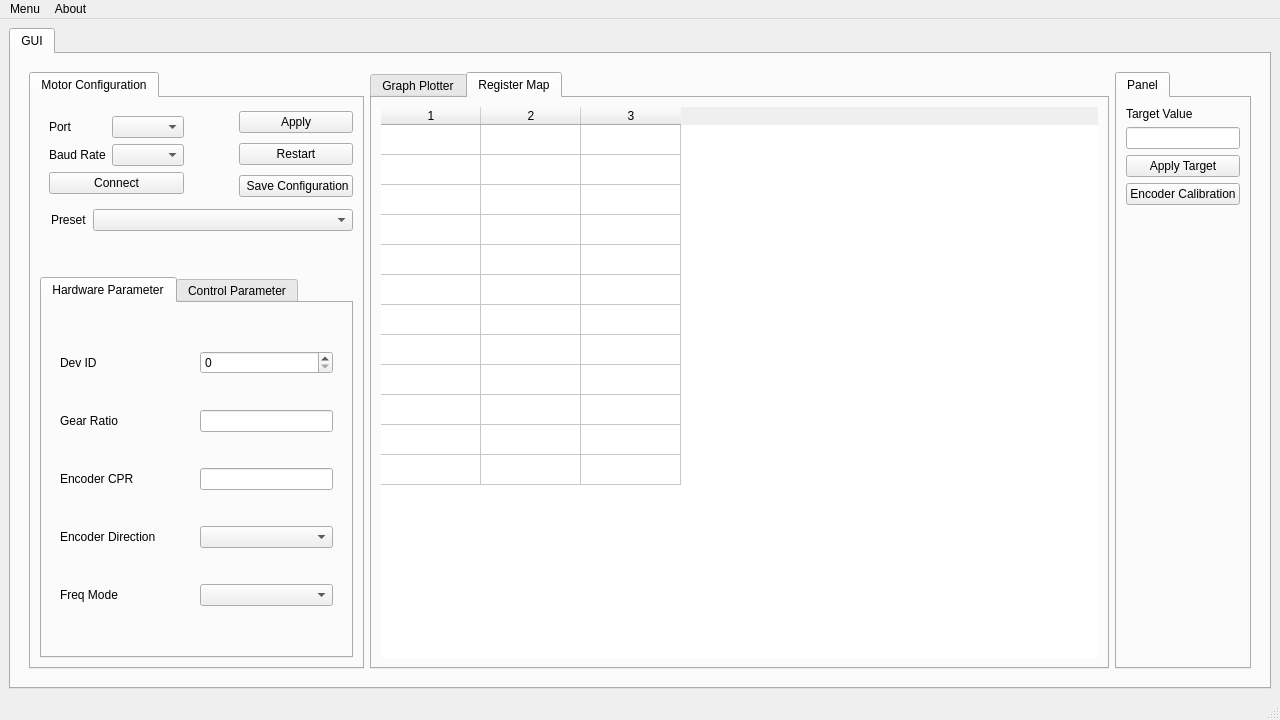
Before: the Qt Designer form mainwindow.ui in ilmiahmad/bdc_controller_gui, drawn with Qt 5.
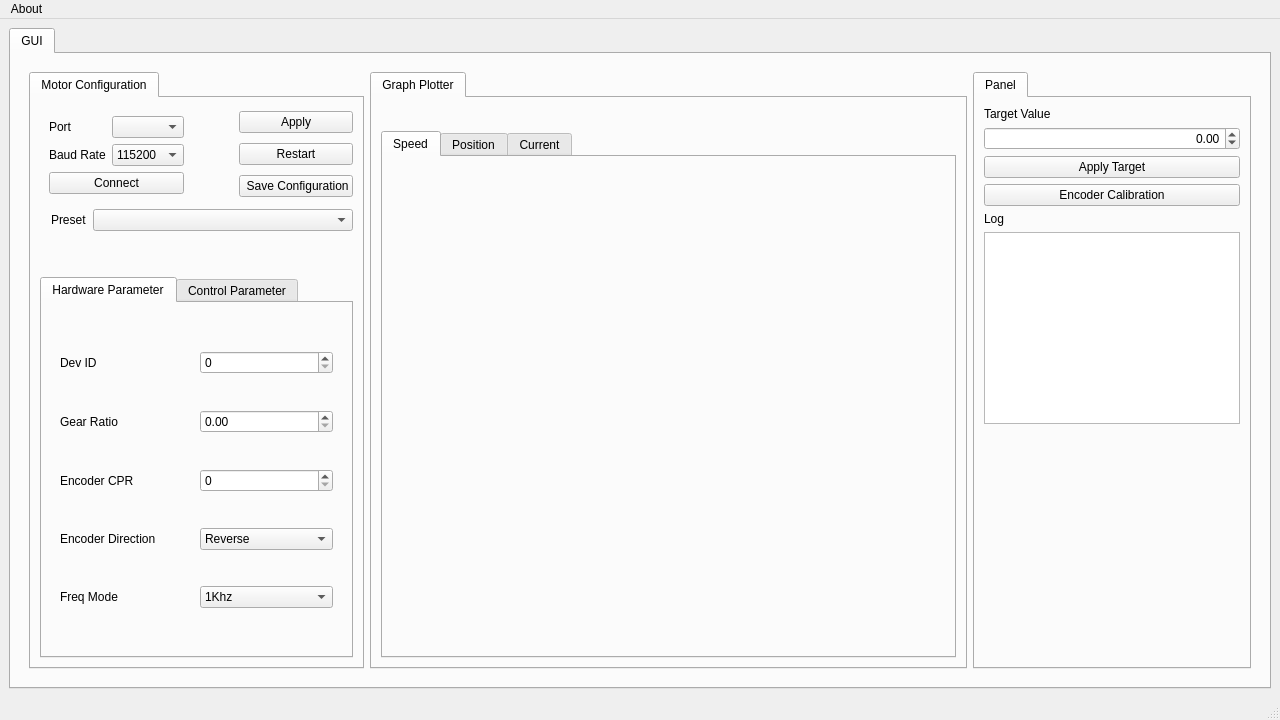
After: the same form once the commit is applied. The open tabs and pages were chosen to show the change. Custom widgets are drawn as their Qt base class.

Patch:
```diff
--- a/mainwindow.ui
+++ b/mainwindow.ui
@@ -44,7 +44,7 @@
      <height>0</height>
     </size>
    </property>
-   <layout class="QHBoxLayout" name="horizontalLayout_18">
+   <layout class="QVBoxLayout" name="verticalLayout_12">
     <item>
      <widget class="QTabWidget" name="maintab">
       <property name="sizePolicy">
@@ -129,7 +129,7 @@
                            </widget>
                           </item>
                           <item>
-                           <widget class="QComboBox" name="comboBox">
+                           <widget class="portsComboBox" name="port_combobox">
                             <property name="sizePolicy">
                              <sizepolicy hsizetype="Preferred" vsizetype="Fixed">
                               <horstretch>0</horstretch>
@@ -150,19 +150,32 @@
                            </widget>
                           </item>
                           <item>
-                           <widget class="QComboBox" name="comboBox_2">
+                           <widget class="QComboBox" name="baud_combobox">
                             <property name="sizePolicy">
                              <sizepolicy hsizetype="Preferred" vsizetype="Fixed">
                               <horstretch>0</horstretch>
                               <verstretch>0</verstretch>
                              </sizepolicy>
                             </property>
+                            <property name="currentIndex">
+                             <number>1</number>
+                            </property>
+                            <item>
+                             <property name="text">
+                              <string>9600</string>
+                             </property>
+                            </item>
+                            <item>
+                             <property name="text">
+                              <string>115200</string>
+                             </property>
+                            </item>
                            </widget>
                           </item>
                          </layout>
                         </item>
                         <item>
-                         <widget class="QPushButton" name="pushButton_3">
+                         <widget class="QPushButton" name="connect_button">
                           <property name="sizePolicy">
                            <sizepolicy hsizetype="Preferred" vsizetype="Fixed">
                             <horstretch>0</horstretch>
@@ -209,21 +222,21 @@
                  <item>
                   <layout class="QVBoxLayout" name="verticalLayout_4">
                    <item>
-                    <widget class="QPushButton" name="pushButton_2">
+                    <widget class="QPushButton" name="apply_button">
                      <property name="text">
                       <string>Apply</string>
                      </property>
                     </widget>
                    </item>
                    <item>
-                    <widget class="QPushButton" name="pushButton_4">
+                    <widget class="QPushButton" name="restart_button">
                      <property name="text">
                       <string>Restart</string>
                      </property>
                     </widget>
                    </item>
                    <item>
-                    <widget class="QPushButton" name="pushButton">
+                    <widget class="QPushButton" name="save_button">
                      <property name="text">
                       <string> Save Configuration</string>
                      </property>
@@ -255,7 +268,7 @@
                   </widget>
                  </item>
                  <item>
-                  <widget class="QComboBox" name="comboBox_6">
+                  <widget class="QComboBox" name="preset_combobox">
                    <property name="sizePolicy">
                     <sizepolicy hsizetype="Expanding" vsizetype="Maximum">
                      <horstretch>0</horstretch>
@@ -288,7 +301,7 @@
                   <enum>QTabWidget::Rounded</enum>
                  </property>
                  <property name="currentIndex">
-                  <number>1</number>
+                  <number>0</number>
                  </property>
                  <widget class="QWidget" name="tab_6">
                   <attribute name="title">
@@ -308,7 +321,7 @@
                          </widget>
                         </item>
                         <item>
-                         <widget class="QSpinBox" name="spinBox">
+                         <widget class="QSpinBox" name="devid_spinbox">
                           <property name="sizePolicy">
                            <sizepolicy hsizetype="Minimum" vsizetype="Maximum">
                             <horstretch>0</horstretch>
@@ -329,12 +342,9 @@
                          </widget>
                         </item>
                         <item>
-                         <widget class="QLineEdit" name="lineEdit">
-                          <property name="sizePolicy">
-                           <sizepolicy hsizetype="Minimum" vsizetype="Fixed">
-                            <horstretch>0</horstretch>
-                            <verstretch>0</verstretch>
-                           </sizepolicy>
+                         <widget class="QDoubleSpinBox" name="gearbox_spinbox">
+                          <property name="maximum">
+                           <double>100000.000000000000000</double>
                           </property>
                          </widget>
                         </item>
@@ -350,12 +360,9 @@
                          </widget>
                         </item>
                         <item>
-                         <widget class="QLineEdit" name="lineEdit_2">
-                          <property name="sizePolicy">
-                           <sizepolicy hsizetype="Minimum" vsizetype="Fixed">
-                            <horstretch>0</horstretch>
-                            <verstretch>0</verstretch>
-                           </sizepolicy>
+                         <widget class="QSpinBox" name="encodercpr_spinbox">
+                          <property name="maximum">
+                           <number>9999999</number>
                           </property>
                          </widget>
                         </item>
@@ -371,13 +378,32 @@
                          </widget>
                         </item>
                         <item>
-                         <widget class="QComboBox" name="comboBox_4">
+                         <widget class="QComboBox" name="encoderdir_combobox">
                           <property name="sizePolicy">
                            <sizepolicy hsizetype="Minimum" vsizetype="Fixed">
                             <horstretch>0</horstretch>
                             <verstretch>0</verstretch>
                            </sizepolicy>
                           </property>
+                          <property name="currentText">
+                           <string>Reverse</string>
+                          </property>
+                          <property name="currentIndex">
+                           <number>0</number>
+                          </property>
+                          <property name="minimumContentsLength">
+                           <number>0</number>
+                          </property>
+                          <item>
+                           <property name="text">
+                            <string>Reverse</string>
+                           </property>
+                          </item>
+                          <item>
+                           <property name="text">
+                            <string>Forward</string>
+                           </property>
+                          </item>
                          </widget>
                         </item>
                        </layout>
@@ -392,13 +418,31 @@
                          </widget>
                         </item>
                         <item>
-                         <widget class="QComboBox" name="comboBox_3">
+                         <widget class="QComboBox" name="freqmod_combobox">
                           <property name="sizePolicy">
                            <sizepolicy hsizetype="Minimum" vsizetype="Fixed">
                             <horstretch>0</horstretch>
                             <verstretch>0</verstretch>
                            </sizepolicy>
                           </property>
+                          <property name="currentIndex">
+                           <number>0</number>
+                          </property>
+                          <item>
+                           <property name="text">
+                            <string>1Khz</string>
+                           </property>
+                          </item>
+                          <item>
+                           <property name="text">
+                            <string>6khz</string>
+                           </property>
+                          </item>
+                          <item>
+                           <property name="text">
+                            <string>12khz</string>
+                           </property>
+                          </item>
                          </widget>
                         </item>
                        </layout>
@@ -426,7 +470,23 @@
                          </widget>
                         </item>
                         <item>
-                         <widget class="QComboBox" name="comboBox_5"/>
+                         <widget class="QComboBox" name="controlMode_combobox">
+                          <item>
+                           <property name="text">
+                            <string>PWM</string>
+                           </property>
+                          </item>
+                          <item>
+                           <property name="text">
+                            <string>SPEED</string>
+                           </property>
+                          </item>
+                          <item>
+                           <property name="text">
+                            <string>POSITION</string>
+                           </property>
+                          </item>
+                         </widget>
                         </item>
                        </layout>
                       </item>
@@ -440,7 +500,11 @@
                          </widget>
                         </item>
                         <item>
-                         <widget class="QDoubleSpinBox" name="doubleSpinBox_2"/>
+                         <widget class="QDoubleSpinBox" name="kppos_spinbox">
+                          <property name="maximum">
+                           <double>100000.000000000000000</double>
+                          </property>
+                         </widget>
                         </item>
                        </layout>
                       </item>
@@ -454,7 +518,11 @@
                          </widget>
                         </item>
                         <item>
-                         <widget class="QDoubleSpinBox" name="doubleSpinBox"/>
+                         <widget class="QDoubleSpinBox" name="speedkp_spinbox">
+                          <property name="maximum">
+                           <double>100000.000000000000000</double>
+                          </property>
+                         </widget>
                         </item>
                        </layout>
                       </item>
@@ -468,7 +536,11 @@
                          </widget>
                         </item>
                         <item>
-                         <widget class="QDoubleSpinBox" name="doubleSpinBox_3"/>
+                         <widget class="QDoubleSpinBox" name="ki_spinbox">
+                          <property name="maximum">
+                           <double>100000.000000000000000</double>
+                          </property>
+                         </widget>
                         </item>
                        </layout>
                       </item>
@@ -482,7 +554,11 @@
                          </widget>
                         </item>
                         <item>
-                         <widget class="QSpinBox" name="spinBox_3"/>
+                         <widget class="QSpinBox" name="maxspeed_spinbox">
+                          <property name="maximum">
+                           <number>9999999</number>
+                          </property>
+                         </widget>
                         </item>
                        </layout>
                       </item>
@@ -496,7 +572,11 @@
                          </widget>
                         </item>
                         <item>
-                         <widget class="QSpinBox" name="spinBox_2"/>
+                         <widget class="QSpinBox" name="maxpwm_spinbox">
+                          <property name="maximum">
+                           <number>9999999</number>
+                          </property>
+                         </widget>
                         </item>
                        </layout>
                       </item>
@@ -538,143 +618,67 @@
                    <verstretch>0</verstretch>
                   </sizepolicy>
                  </property>
-                 <layout class="QHBoxLayout" name="horizontalLayout_19">
-                  <item>
-                   <widget class="QRadioButton" name="radioButton_3">
-                    <property name="text">
-                     <string>Speed</string>
-                    </property>
-                   </widget>
-                  </item>
-                  <item>
-                   <widget class="QRadioButton" name="radioButton_2">
-                    <property name="text">
-                     <string>Position</string>
-                    </property>
-                   </widget>
-                  </item>
-                  <item>
-                   <widget class="QRadioButton" name="radioButton">
-                    <property name="text">
-                     <string>Current</string>
-                    </property>
-                   </widget>
-                  </item>
-                 </layout>
+                 <layout class="QHBoxLayout" name="horizontalLayout_19"/>
                 </widget>
                </item>
                <item>
-                <widget class="QCustomPlot" name="plot" native="true">
+                <widget class="QTabWidget" name="tabWidget">
                  <property name="sizePolicy">
-                  <sizepolicy hsizetype="Minimum" vsizetype="Minimum">
+                  <sizepolicy hsizetype="Expanding" vsizetype="Expanding">
                    <horstretch>0</horstretch>
                    <verstretch>0</verstretch>
                   </sizepolicy>
                  </property>
-                 <property name="autoFillBackground">
-                  <bool>true</bool>
+                 <property name="tabShape">
+                  <enum>QTabWidget::Rounded</enum>
                  </property>
-                </widget>
-               </item>
-              </layout>
-             </widget>
-             <widget class="QWidget" name="tab_3">
-              <attribute name="title">
-               <string>Register Map</string>
-              </attribute>
-              <layout class="QVBoxLayout" name="verticalLayout_13">
-               <item>
-                <widget class="QTableWidget" name="tableWidget">
-                 <property name="sizePolicy">
-                  <sizepolicy hsizetype="MinimumExpanding" vsizetype="MinimumExpanding">
-                   <horstretch>0</horstretch>
-                   <verstretch>0</verstretch>
-                  </sizepolicy>
+                 <property name="currentIndex">
+                  <number>0</number>
                  </property>
-                 <property name="frameShape">
-                  <enum>QFrame::NoFrame</enum>
-                 </property>
-                 <property name="frameShadow">
-                  <enum>QFrame::Sunken</enum>
-                 </property>
-                 <property name="lineWidth">
-                  <number>1</number>
-                 </property>
-                 <property name="autoScrollMargin">
-                  <number>16</number>
-                 </property>
-                 <property name="tabKeyNavigation">
-                  <bool>true</bool>
-                 </property>
-                 <property name="showGrid">
-                  <bool>true</bool>
-                 </property>
-                 <property name="gridStyle">
-                  <enum>Qt::SolidLine</enum>
-                 </property>
-                 <property name="sortingEnabled">
-                  <bool>false</bool>
-                 </property>
-                 <property name="wordWrap">
-                  <bool>true</bool>
-                 </property>
-                 <property name="cornerButtonEnabled">
-                  <bool>true</bool>
-                 </property>
-                 <property name="rowCount">
-                  <number>12</number>
-                 </property>
-                 <property name="columnCount">
-                  <number>3</number>
-                 </property>
-                 <attribute name="horizontalHeaderVisible">
-                  <bool>true</bool>
-                 </attribute>
-                 <attribute name="horizontalHeaderCascadingSectionResizes">
-                  <bool>true</bool>
-                 </attribute>
-                 <attribute name="horizontalHeaderMinimumSectionSize">
-                  <number>38</number>
-                 </attribute>
-                 <attribute name="horizontalHeaderDefaultSectionSize">
-                  <number>100</number>
-                 </attribute>
-                 <attribute name="horizontalHeaderHighlightSections">
-                  <bool>true</bool>
-                 </attribute>
-                 <attribute name="horizontalHeaderShowSortIndicator" stdset="0">
-                  <bool>false</bool>
-                 </attribute>
-                 <attribute name="verticalHeaderVisible">
-                  <bool>false</bool>
-                 </attribute>
-                 <attribute name="verticalHeaderCascadingSectionResizes">
-                  <bool>false</bool>
-                 </attribute>
-                 <attribute name="verticalHeaderDefaultSectionSize">
-                  <number>30</number>
-                 </attribute>
-                 <attribute name="verticalHeaderShowSortIndicator" stdset="0">
-                  <bool>false</bool>
-                 </attribute>
-                 <attribute name="verticalHeaderStretchLastSection">
-                  <bool>false</bool>
-                 </attribute>
-                 <row/>
-                 <row/>
-                 <row/>
-                 <row/>
-                 <row/>
-                 <row/>
-                 <row/>
-                 <row/>
-                 <row/>
-                 <row/>
-                 <row/>
-                 <row/>
-                 <column/>
-                 <column/>
-                 <column/>
+                 <widget class="QWidget" name="tab_10">
+                  <attribute name="title">
+                   <string>Speed</string>
+                  </attribute>
+                  <layout class="QVBoxLayout" name="verticalLayout_15">
+                   <item>
+                    <widget class="QCustomPlot" name="speedplot" native="true">
+                     <property name="sizePolicy">
+                      <sizepolicy hsizetype="Minimum" vsizetype="Minimum">
+                       <horstretch>0</horstretch>
+                       <verstretch>0</verstretch>
+                      </sizepolicy>
+                     </property>
+                    </widget>
+                   </item>
+                  </layout>
+                 </widget>
+                 <widget class="QWidget" name="tab_11">
+                  <attribute name="title">
+                   <string>Position</string>
+                  </attribute>
+                  <layout class="QVBoxLayout" name="verticalLayout_14">
+                   <item>
+                    <widget class="QCustomPlot" name="positionplot" native="true"/>
+                   </item>
+                  </layout>
+                 </widget>
+                 <widget class="QWidget" name="tab_12">
+                  <attribute name="title">
+                   <string>Current</string>
+                  </attribute>
+                  <layout class="QVBoxLayout" name="verticalLayout_10">
+                   <item>
+                    <widget class="QCustomPlot" name="currentplot" native="true">
+                     <property name="sizePolicy">
+                      <sizepolicy hsizetype="Expanding" vsizetype="Expanding">
+                       <horstretch>0</horstretch>
+                       <verstretch>0</verstretch>
+                      </sizepolicy>
+                     </property>
+                    </widget>
+                   </item>
+                  </layout>
+                 </widget>
                 </widget>
                </item>
               </layout>
@@ -684,7 +688,7 @@
            <item>
             <widget class="QTabWidget" name="panel">
              <property name="sizePolicy">
-              <sizepolicy hsizetype="Minimum" vsizetype="Preferred">
+              <sizepolicy hsizetype="Maximum" vsizetype="Preferred">
                <horstretch>0</horstretch>
                <verstretch>0</verstretch>
               </sizepolicy>
@@ -693,6 +697,9 @@
               <number>0</number>
              </property>
              <widget class="QWidget" name="tab_2">
+              <property name="enabled">
+               <bool>true</bool>
+              </property>
               <attribute name="title">
                <string>Panel</string>
               </attribute>
@@ -701,30 +708,87 @@
                 <layout class="QVBoxLayout" name="verticalLayout">
                  <item>
                   <widget class="QLabel" name="label_4">
+                   <property name="sizePolicy">
+                    <sizepolicy hsizetype="Maximum" vsizetype="Preferred">
+                     <horstretch>0</horstretch>
+                     <verstretch>0</verstretch>
+                    </sizepolicy>
+                   </property>
                    <property name="text">
                     <string>Target Value</string>
                    </property>
                   </widget>
                  </item>
                  <item>
-                  <widget class="QLineEdit" name="lineEdit_3"/>
+                  <widget class="QDoubleSpinBox" name="applytarget_spinbox">
+                   <property name="alignment">
+                    <set>Qt::AlignRight|Qt::AlignTrailing|Qt::AlignVCenter</set>
+                   </property>
+                   <property name="buttonSymbols">
+                    <enum>QAbstractSpinBox::UpDownArrows</enum>
+                   </property>
+                   <property name="minimum">
+                    <double>-9999.000000000000000</double>
+                   </property>
+                   <property name="maximum">
+                    <double>9999.000000000000000</double>
+                   </property>
+                  </widget>
                  </item>
                  <item>
-                  <widget class="QPushButton" name="pushButton_6">
+                  <widget class="QPushButton" name="applytarget_button">
+                   <property name="sizePolicy">
+                    <sizepolicy hsizetype="Minimum" vsizetype="Fixed">
+                     <horstretch>0</horstretch>
+                     <verstretch>0</verstretch>
+                    </sizepolicy>
+                   </property>
                    <property name="text">
                     <string>Apply Target</string>
                    </property>
                   </widget>
                  </item>
                  <item>
-                  <widget class="QPushButton" name="pushButton_5">
+                  <widget class="QPushButton" name="calibration_button">
+                   <property name="sizePolicy">
+                    <sizepolicy hsizetype="Minimum" vsizetype="Fixed">
+                     <horstretch>0</horstretch>
+                     <verstretch>0</verstretch>
+                    </sizepolicy>
+                   </property>
                    <property name="text">
                     <string>Encoder Calibration</string>
                    </property>
                   </widget>
                  </item>
+                 <item>
+                  <widget class="QLabel" name="label_10">
+                   <property name="sizePolicy">
+                    <sizepolicy hsizetype="Maximum" vsizetype="Preferred">
+                     <horstretch>0</horstretch>
+                     <verstretch>0</verstretch>
+                    </sizepolicy>
+                   </property>
+                   <property name="text">
+                    <string>Log</string>
+                   </property>
+                  </widget>
+                 </item>
                 </layout>
                </item>
+               <item>
+                <widget class="QPlainTextEdit" name="consolelog">
+                 <property name="enabled">
+                  <bool>true</bool>
+                 </property>
+                 <property name="sizePolicy">
+                  <sizepolicy hsizetype="Maximum" vsizetype="Minimum">
+                   <horstretch>0</horstretch>
+                   <verstretch>0</verstretch>
+                  </sizepolicy>
+                 </property>
+                </widget>
+               </item>
                <item>
                 <spacer name="verticalSpacer">
                  <property name="orientation">
@@ -760,17 +824,11 @@
      <height>22</height>
     </rect>
    </property>
-   <widget class="QMenu" name="menuMenu">
-    <property name="title">
-     <string>Menu</string>
-    </property>
-   </widget>
    <widget class="QMenu" name="menuAbout">
     <property name="title">
      <string>About</string>
     </property>
    </widget>
-   <addaction name="menuMenu"/>
    <addaction name="menuAbout"/>
   </widget>
   <widget class="QStatusBar" name="statusbar"/>
@@ -782,6 +840,11 @@
    <header>qcustomplot.h</header>
    <container>1</container>
   </customwidget>
+  <customwidget>
+   <class>portsComboBox</class>
+   <extends>QComboBox</extends>
+   <header>portscombobox.h</header>
+  </customwidget>
  </customwidgets>
  <resources/>
  <connections/>
```
